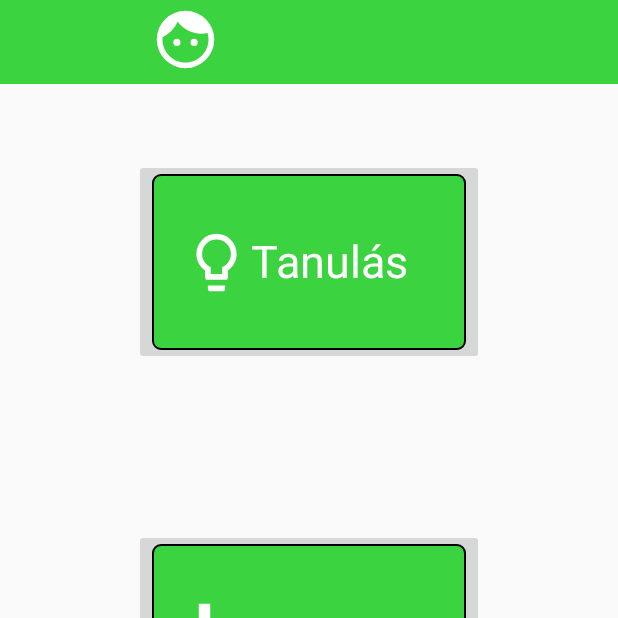
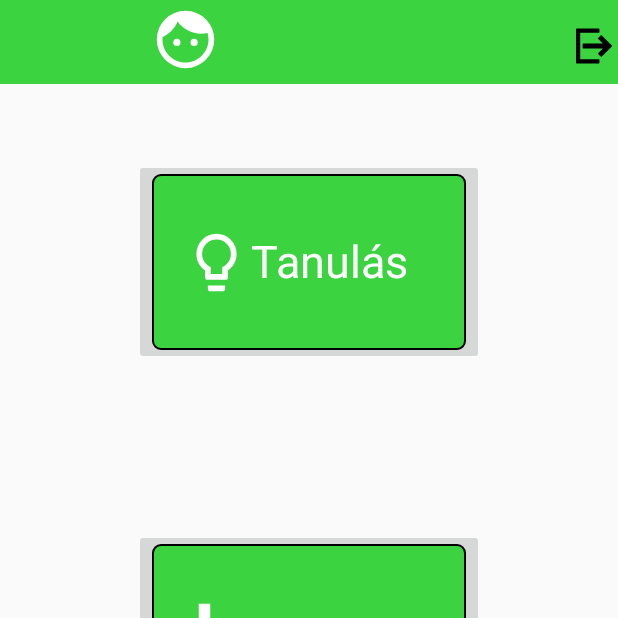
Before and after one commit to gitjuzer/2018_IIAFP_B, an Android app: the StudentMenu screen opened directly, with no data from a screen before it, on a phone screen of 412 x 824 dp, the top half of it. Run offline under Robolectric (Android 15) with nearby library versions, the phone set to English and light mode, and no system bars; network calls fail.

Commit message:
Token és User update, logout negyedkész

```diff
--- a/Android app/OktatoApp/app/build.gradle
+++ b/Android app/OktatoApp/app/build.gradle
@@ -16,6 +16,10 @@ android {
             proguardFiles getDefaultProguardFile('proguard-android.txt'), 'proguard-rules.pro'
         }
     }
+    compileOptions {
+        sourceCompatibility = '1.8'
+        targetCompatibility = '1.8'
+    }
 }
 
 dependencies {
--- a/Android app/OktatoApp/app/src/main/java/hu/afp/oktatoapp/AccountType.java
+++ /dev/null
@@ -1 +0,0 @@
-package hu.afp.oktatoapp;
--- a/Android app/OktatoApp/app/src/main/java/hu/afp/oktatoapp/StudentMenu.java
+++ b/Android app/OktatoApp/app/src/main/java/hu/afp/oktatoapp/StudentMenu.java
@@ -8,6 +8,8 @@ import android.view.View;
 import android.widget.Button;
 import android.widget.ImageButton;
 import android.widget.TextView;
+
+import hu.afp.oktatoapp.Classes.Token;
 
 public class StudentMenu extends AppCompatActivity {
 
@@ -22,8 +24,9 @@ public class StudentMenu extends AppCompatActivity {
 
         usernameDisplay = findViewById(R.id.usernameDisplay_TextView);
         usernameDisplay.setText(getIntent().getStringExtra("Username"));
-        ImageButton statistic;
+        ImageButton statistic, logoutButton;
         statistic = findViewById(R.id.statistic_button);
+        logoutButton = findViewById(R.id.imageButton_logoutButton);
 
         statistic.setOnClickListener(new View.OnClickListener() {
             @Override
@@ -32,7 +35,18 @@ public class StudentMenu extends AppCompatActivity {
                 startActivity(studentStatistic);
             }
         });
+        /*logoutButton.setOnClickListener(new View.OnClickListener() {
+            @Override
+            public void onClick(View v) {
+                String currentUsername = usernameDisplay.getText().toString();
+                String currentUsersToken = Token.getTokenByUsername(currentUsername);
+                for (int i = 0; i < Token.getTokens().size(); i++) {
+                    if (Token.getTokens().get(i).getToken().equals(currentUsersToken)) {
+                        Token.getTokens().remove(Token.getTokens().get(i));
+                    }
+                }
+            }
+        });*/
     }
 
-
 }
--- /dev/null
+++ b/Android app/OktatoApp/app/src/main/res/drawable/ic_logout.xml
@@ -0,0 +1,6 @@
+<vector android:autoMirrored="true" android:height="24dp"
+    android:viewportHeight="96.943" android:viewportWidth="96.943"
+    android:width="24dp" xmlns:android="http://schemas.android.com/apk/res/android">
+    <path android:fillColor="#FF000000" android:pathData="M61.168,83.92H11.364V13.025H61.17c1.104,0 2,-0.896 2,-2V3.66c0,-1.104 -0.896,-2 -2,-2H2c-1.104,0 -2,0.896 -2,2v89.623c0,1.104 0.896,2 2,2h59.168c1.105,0 2,-0.896 2,-2V85.92C63.168,84.814 62.274,83.92 61.168,83.92z"/>
+    <path android:fillColor="#FF000000" android:pathData="M96.355,47.058l-26.922,-26.92c-0.75,-0.751 -2.078,-0.75 -2.828,0l-6.387,6.388c-0.781,0.781 -0.781,2.047 0,2.828l12.16,12.162H19.737c-1.104,0 -2,0.896 -2,2v9.912c0,1.104 0.896,2 2,2h52.644L60.221,67.59c-0.781,0.781 -0.781,2.047 0,2.828l6.387,6.389c0.375,0.375 0.885,0.586 1.414,0.586c0.531,0 1.039,-0.211 1.414,-0.586l26.922,-26.92c0.375,-0.375 0.586,-0.885 0.586,-1.414C96.943,47.941 96.73,47.433 96.355,47.058z"/>
+</vector>
--- a/Android app/OktatoApp/app/src/main/res/layout/activity_student_menu.xml
+++ b/Android app/OktatoApp/app/src/main/res/layout/activity_student_menu.xml
@@ -156,5 +156,18 @@
         app:layout_constraintVertical_bias="0.555"
         app:srcCompat="@drawable/ic_face" />
 
+    <ImageButton
+        android:id="@+id/imageButton_logoutButton"
+        android:layout_width="32dp"
+        android:layout_height="37dp"
+        android:layout_marginStart="8dp"
+        android:layout_marginTop="12dp"
+        android:background="@color/colorPrimary"
+        app:layout_constraintEnd_toEndOf="@+id/toolbar"
+        app:layout_constraintHorizontal_bias="1.0"
+        app:layout_constraintStart_toStartOf="@+id/toolbar"
+        app:layout_constraintTop_toTopOf="parent"
+        app:srcCompat="@drawable/ic_logout" />
+
 
 </android.support.constraint.ConstraintLayout>
```
Also changed, not shown: Android app/OktatoApp/app/src/main/java/hu/afp/oktatoapp/Classes/Token.java (+12 -0 lines), Android app/OktatoApp/app/src/main/java/hu/afp/oktatoapp/Classes/User.java (+13 -0 lines).
